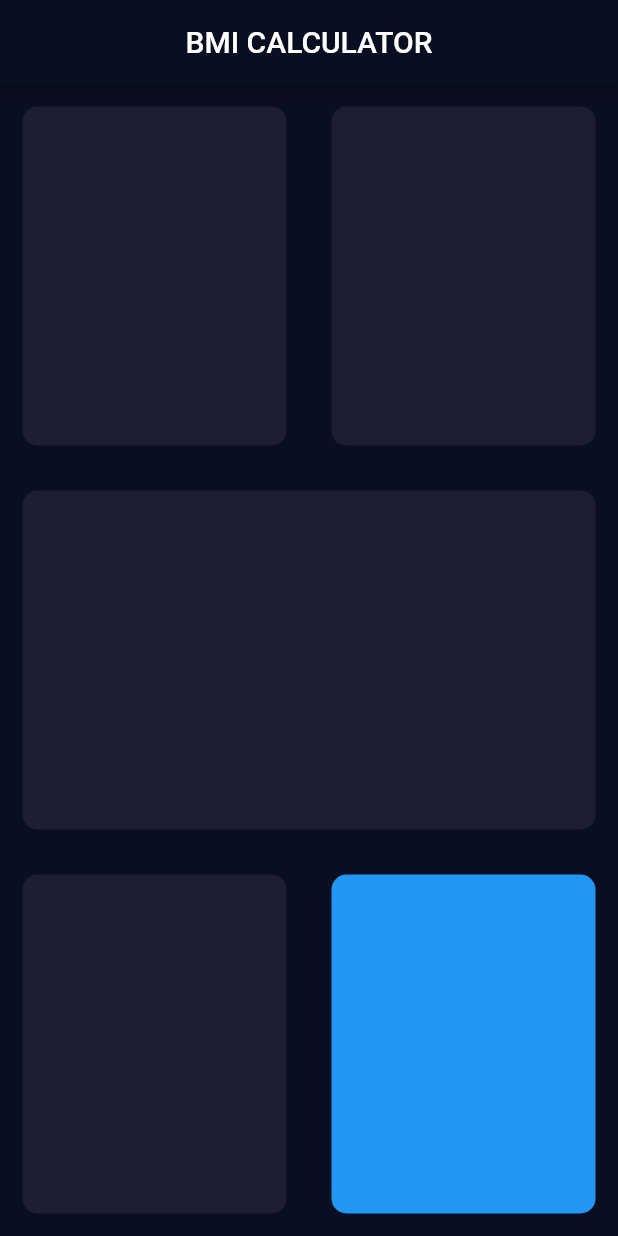
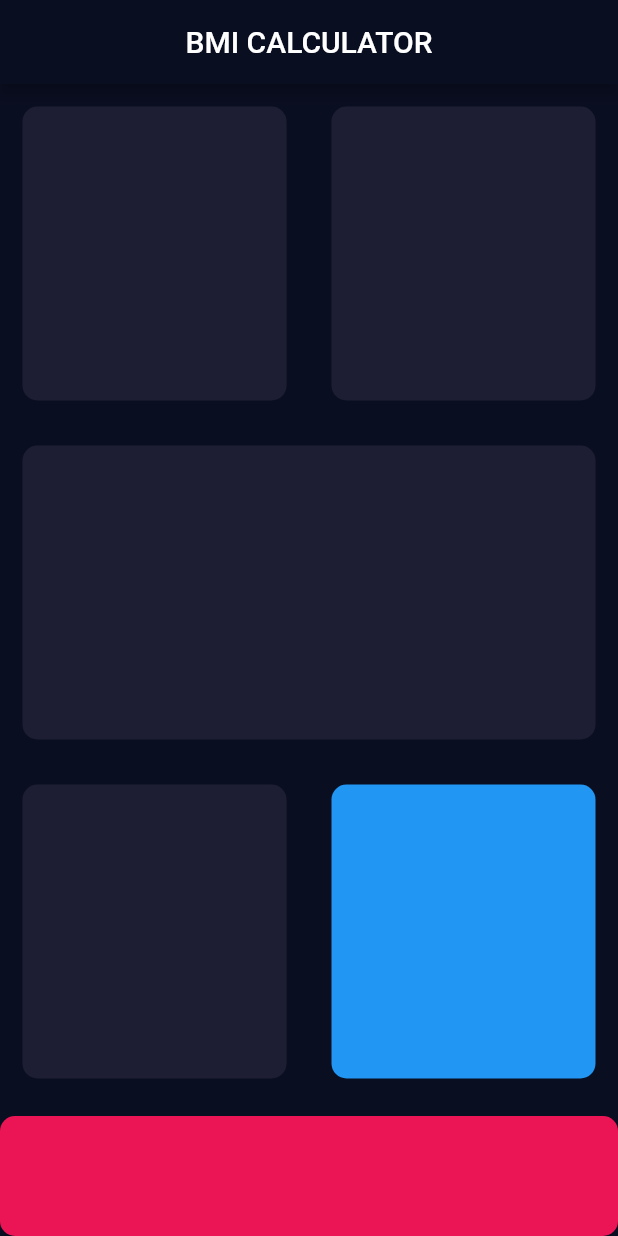
Before and after one commit to sameeranand12/bmi-calculator-flutter, a Flutter app: the screen it shows after launch, on a phone screen of 412 x 824 dp. Run offline on Flutter 3.47's test engine with Material 2 defaults, Android fonts, the phone set to English and light mode, and no system bars.

Commit message:
condt added

```diff
--- a/lib/input_page.dart
+++ b/lib/input_page.dart
@@ -1,5 +1,8 @@
 import 'package:flutter/material.dart';
 
+const bottomContainerHeight = 80.0;
+const colorHexCode = 0xFF1D1E33;
+const bottomContainerColor = 0xFFEB1555;
 class InputPage extends StatefulWidget {
   @override
   _InputPageState createState() => _InputPageState();
@@ -18,28 +21,46 @@ class _InputPageState extends State<InputPage> {
               child: Row(
                 children: [
                   Expanded(
-                  child: ReusableCard( colour :Color(0xFF1D1E33)),
+                    child: ReusableCard(
+                      colour: Color(colorHexCode),
+                    ),
                   ),
                   Expanded(
-                  child:ReusableCard(colour :Color(0xFF1D1E33)),
+                    child: ReusableCard(
+                      colour: Color(colorHexCode),
+                    ),
                   )
                 ],
-            )),
+              ),
+            ),
             Expanded(
-              child: ReusableCard(colour :Color(0xFF1D1E33)),
+              child: ReusableCard(
+                colour: Color(colorHexCode),
+              ),
             ),
             Expanded(
               child: Row(
                 children: [
                   Expanded(
-                    child: ReusableCard(colour :Color(0xFF1D1E33)),
+                    child: ReusableCard(
+                      colour: Color(colorHexCode),
+                    ),
                   ),
                   Expanded(
-                    child: ReusableCard(colour :Colors.blue),
+                    child: ReusableCard(colour: Colors.blue),
                   )
                 ],
               ),
             ),
+            Container(
+              decoration: BoxDecoration(
+                borderRadius: BorderRadius.circular(10.0),
+                color: Color(bottomContainerColor),
+              ),
+              margin: EdgeInsets.only(top: 10.0),
+              width: double.infinity,
+              height: bottomContainerHeight,
+            )
           ],
         ));
   }
```
Lines whose indentation alone changed are shown as unchanged.
